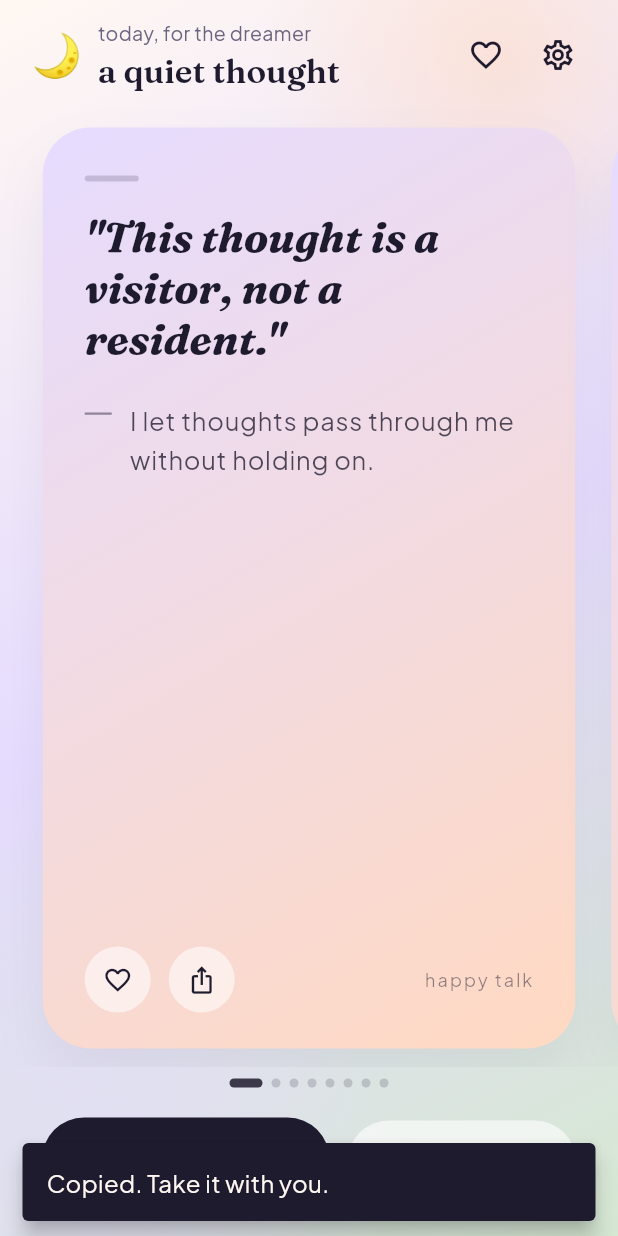
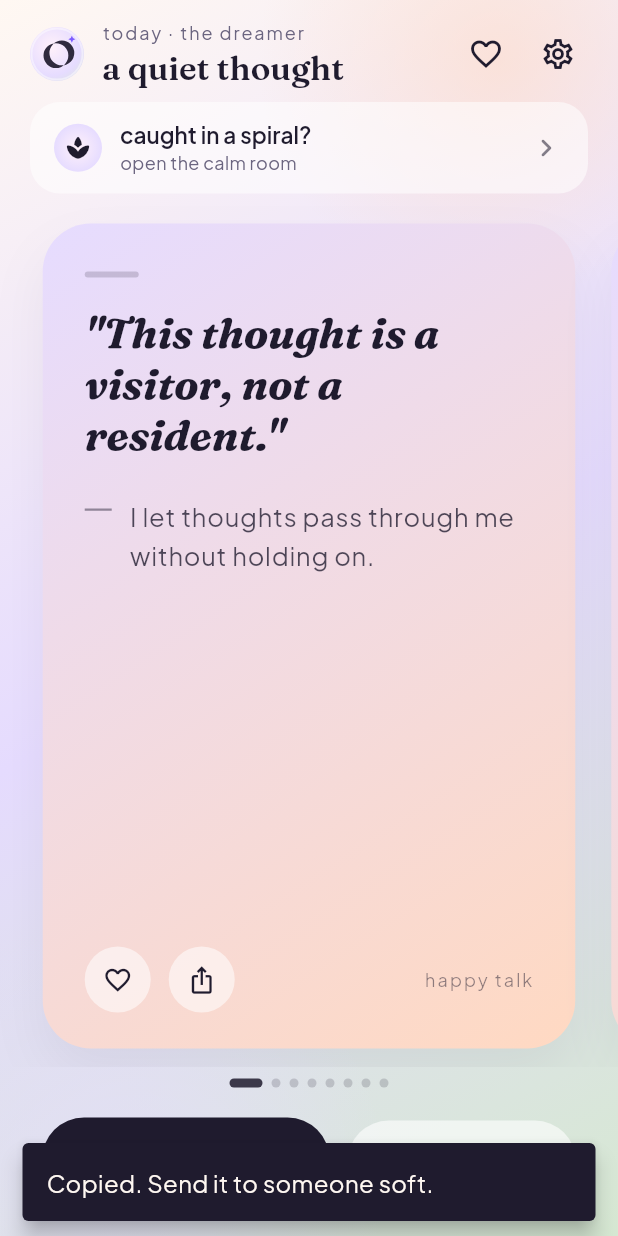
Before and after one commit to alexanderstreet53/Happy-talk, a Flutter app: the HomeScreen screen opened directly with empty values, after a tap on the "ios share" icon, on a phone screen of 412 x 824 dp. Run offline on Flutter 3.47's test engine with Material 3 defaults, Android fonts, the phone set to English and light mode, and no system bars; our stand-ins replace google_fonts, share_plus, shared_preferences; missing offline and left inert: home_widget; accounts and stored records are empty.

Commit message:
Add logo, SOS room, share sheet, iOS Home Screen widget
Logo
- AppLogo CustomPainter: pastel disc + crescent + sparkle, scales clean
- web/icons/logo.svg + web/favicon.svg, used by index.html loader
- Splash and Welcome now use AppLogo instead of the ✨ glyph

SOS room
- Separate quote pool (lib/data/sos_quotes.dart), 12 grounding lines
- New SosScreen: breathing pacer (8s sine cycle), auto-advancing quotes
  with manual tap to step, "I'm okay now" exit
- Entry point on Home: a soft pill below the header

Share with friends + family
- share_plus wired into a ShareService that formats quote + affirmation
- Replaces clipboard on Home, Favorites, and SOS
- Falls back to clipboard if share isn't available (some web contexts)

iPhone Home Screen widget
- home_widget package, WidgetService.push pushes current quote into
  App Group shared storage; safe no-op on web/desktop
- Swift WidgetKit extension at ios/HappyTalkWidget/ with Info.plist
  and entitlements
- Renders quote + affirmation in systemSmall/systemMedium families,
  matched gradient background
- Hourly TimelineProvider refresh; manual updates from app on every
  page change
- README documents the one-time Xcode wiring step

https://claude.ai/code/session_01KRcyk27FrNnRxV17Ax6MxX

```diff
--- /dev/null
+++ b/lib/data/sos_quotes.dart
@@ -0,0 +1,55 @@
+import '../models/quote.dart';
+
+/// SOS quotes — curated for spiraling moments. Different in tone from the
+/// regular feed: shorter sentences, more grounding, more "you are here".
+/// No personality typing — these are for everyone in a hard moment.
+const List<Quote> kSosQuotes = [
+  Quote(
+    text: '"You are safe in this exact second."',
+    affirmation: 'Right now, I am here. Right now, I am okay.',
+  ),
+  Quote(
+    text: '"Your breath knows the way back."',
+    affirmation: 'I breathe in for four. I breathe out for six.',
+  ),
+  Quote(
+    text: '"This wave will pass through you. You don\'t have to push it."',
+    affirmation: 'I let it move. I do not have to fight the feeling.',
+  ),
+  Quote(
+    text: '"You are not your spiraling thoughts. You are the one noticing them."',
+    affirmation: 'I am the watcher, not the storm.',
+  ),
+  Quote(
+    text: '"Feet on the floor. Shoulders down. You are here."',
+    affirmation: 'I land in my body, slowly, kindly.',
+  ),
+  Quote(
+    text: '"Nothing has to be solved tonight. Nothing."',
+    affirmation: 'I lay the problem down. It will keep until morning.',
+  ),
+  Quote(
+    text: '"It is allowed to be too much right now."',
+    affirmation: 'I do not need to make this smaller than it is.',
+  ),
+  Quote(
+    text: '"The next breath is enough. That is the whole task."',
+    affirmation: 'I let the next breath be the only thing.',
+  ),
+  Quote(
+    text: '"You don\'t have to believe these words. Just hear them."',
+    affirmation: 'I let kindness reach me, even now.',
+  ),
+  Quote(
+    text: '"You are still here. That is the bravest thing."',
+    affirmation: 'I stayed. That counts.',
+  ),
+  Quote(
+    text: '"Notice five things you can see. Then four you can hear."',
+    affirmation: 'I find my way back through what is real.',
+  ),
+  Quote(
+    text: '"This thought is loud. It is not the truth."',
+    affirmation: 'Loudness is not proof. I do not have to obey it.',
+  ),
+];
--- a/lib/screens/home_screen.dart
+++ b/lib/screens/home_screen.dart
@@ -4,12 +4,16 @@ import 'package:flutter/services.dart';
 import '../models/personality.dart';
 import '../models/quote.dart';
 import '../services/quote_service.dart';
+import '../services/share_service.dart';
 import '../services/storage_service.dart';
+import '../services/widget_service.dart';
 import '../theme/app_theme.dart';
+import '../widgets/app_logo.dart';
 import '../widgets/gradient_background.dart';
 import '../widgets/primary_button.dart';
 import '../widgets/quote_card.dart';
 import 'favorites_screen.dart';
+import 'sos_screen.dart';
 import 'splash_screen.dart';
 import 'welcome_screen.dart';
 
@@ -35,6 +39,9 @@ class _HomeScreenState extends State<HomeScreen> {
     super.initState();
     _feed = _quotes.shuffledFeed(widget.personality);
     _loadFavorites();
+    if (_feed.isNotEmpty) {
+      WidgetService.push(_feed.first);
+    }
   }
 
   Future<void> _loadFavorites() async {
@@ -55,9 +62,15 @@ class _HomeScreenState extends State<HomeScreen> {
     await StorageService.instance.writeFavorites(next.toList());
   }
 
-  Future<void> _copyQuote(Quote quote) async {
-    await Clipboard.setData(ClipboardData(text: '${quote.text}\n\n${quote.affirmation}'));
-    if (!mounted) return;
+  Future<void> _shareQuote(Quote quote) async {
+    HapticFeedback.selectionClick();
+    final box = context.findRenderObject() as RenderBox?;
+    final origin = box != null
+        ? box.localToGlobal(Offset.zero) & box.size
+        : null;
+    final shared = await const ShareService()
+        .share(quote, sharePositionOrigin: origin);
+    if (!mounted || shared) return;
     ScaffoldMessenger.of(context)
       ..clearSnackBars()
       ..showSnackBar(
@@ -65,7 +78,7 @@ class _HomeScreenState extends State<HomeScreen> {
           behavior: SnackBarBehavior.floating,
           backgroundColor: AppPalette.ink,
           content: Text(
-            'Copied. Take it with you.',
+            'Copied. Send it to someone soft.',
             style: TextStyle(color: AppPalette.cream),
           ),
         ),
@@ -125,16 +138,17 @@ class _HomeScreenState extends State<HomeScreen> {
                 padding: const EdgeInsets.fromLTRB(20, 12, 16, 8),
                 child: Row(
                   children: [
-                    Text(personality.emoji, style: const TextStyle(fontSize: 28)),
-                    const SizedBox(width: 10),
+                    const AppLogo(size: 36, showShadow: false),
+                    const SizedBox(width: 12),
                     Expanded(
                       child: Column(
                         crossAxisAlignment: CrossAxisAlignment.start,
                         children: [
-                          Text('today, for ${personality.title.toLowerCase()}',
-                              style: text.bodyMedium?.copyWith(fontSize: 13)),
-                          Text('a quiet thought',
-                              style: text.headlineSmall),
+                          Text(
+                            'today · ${personality.title.toLowerCase()}',
+                            style: text.bodyMedium?.copyWith(fontSize: 12, letterSpacing: 1.3),
+                          ),
+                          Text('a quiet thought', style: text.headlineSmall),
                         ],
                       ),
                     ),
@@ -153,11 +167,23 @@ class _HomeScreenState extends State<HomeScreen> {
                   ],
                 ),
               ),
+              Padding(
+                padding: const EdgeInsets.fromLTRB(20, 0, 20, 4),
+                child: _SosPill(
+                  onTap: () {
+                    HapticFeedback.lightImpact();
+                    Navigator.of(context).push(fadeRoute(const SosScreen()));
+                  },
+                ),
+              ),
               Expanded(
                 child: PageView.builder(
                   controller: _controller,
                   itemCount: _feed.length,
-                  onPageChanged: (i) => setState(() => _index = i),
+                  onPageChanged: (i) {
+                    setState(() => _index = i);
+                    WidgetService.push(_feed[i]);
+                  },
                   itemBuilder: (_, i) {
                     final quote = _feed[i];
                     final saved = _favorites.contains(quote.text);
@@ -168,7 +194,7 @@ class _HomeScreenState extends State<HomeScreen> {
                         gradient: personality.gradient,
                         isFavorite: saved,
                         onFavorite: () => _toggleFavorite(quote),
-                        onCopy: () => _copyQuote(quote),
+                        onCopy: () => _shareQuote(quote),
                       ),
                     );
                   },
@@ -208,6 +234,58 @@ class _HomeScreenState extends State<HomeScreen> {
                 ),
               ),
               const SizedBox(height: 20),
+            ],
+          ),
+        ),
+      ),
+    );
+  }
+}
+
+class _SosPill extends StatelessWidget {
+  const _SosPill({required this.onTap});
+
+  final VoidCallback onTap;
+
+  @override
+  Widget build(BuildContext context) {
+    final text = Theme.of(context).textTheme;
+    return Material(
+      color: Colors.white.withOpacity(0.55),
+      borderRadius: BorderRadius.circular(20),
+      child: InkWell(
+        borderRadius: BorderRadius.circular(20),
+        onTap: onTap,
+        child: Padding(
+          padding: const EdgeInsets.symmetric(horizontal: 16, vertical: 12),
+          child: Row(
+            children: [
+              Container(
+                width: 32,
+                height: 32,
+                decoration: BoxDecoration(
+                  shape: BoxShape.circle,
+                  gradient: const RadialGradient(
+                    colors: [Color(0xFFFFF1FA), Color(0xFFE6DCFF)],
+                  ),
+                ),
+                child: const Icon(Icons.spa_rounded,
+                    size: 18, color: AppPalette.ink),
+              ),
+              const SizedBox(width: 12),
+              Expanded(
+                child: Column(
+                  crossAxisAlignment: CrossAxisAlignment.start,
+                  children: [
+                    Text('caught in a spiral?',
+                        style: text.titleLarge?.copyWith(fontSize: 15)),
+                    Text('open the calm room',
+                        style: text.bodyMedium?.copyWith(fontSize: 12)),
+                  ],
+                ),
+              ),
+              Icon(Icons.chevron_right_rounded,
+                  color: AppPalette.ink.withOpacity(0.55)),
             ],
           ),
         ),
--- /dev/null
+++ b/lib/services/share_service.dart
@@ -0,0 +1,33 @@
+import 'package:flutter/services.dart';
+import 'package:share_plus/share_plus.dart';
+
+import '../models/quote.dart';
+
+/// Wraps the system share sheet so callers can pass a `Quote` and we
+/// format it consistently. Falls back to the clipboard if sharing isn't
+/// available (e.g. some web browsers without the Web Share API).
+class ShareService {
+  const ShareService();
+
+  String _format(Quote quote) {
+    return '${quote.text}\n\n${quote.affirmation}\n\n— from Happy Talk';
+  }
+
+  /// Returns true if the share sheet was opened, false if we fell back
+  /// to the clipboard.
+  Future<bool> share(Quote quote, {Rect? sharePositionOrigin}) async {
+    final body = _format(quote);
+    try {
+      final result = await Share.share(
+        body,
+        subject: 'A small reminder',
+        sharePositionOrigin: sharePositionOrigin,
+      );
+      return result.status == ShareResultStatus.success ||
+          result.status == ShareResultStatus.dismissed;
+    } catch (_) {
+      await Clipboard.setData(ClipboardData(text: body));
+      return false;
+    }
+  }
+}
--- /dev/null
+++ b/lib/services/widget_service.dart
@@ -0,0 +1,59 @@
+import 'dart:io' show Platform;
+
+import 'package:flutter/foundation.dart' show kIsWeb;
+import 'package:home_widget/home_widget.dart';
+
+import '../models/quote.dart';
+
+/// Pushes the current quote into the iOS App Group / Android shared prefs
+/// so the native Home Screen widget can render it.
+///
+/// On any platform without a configured native widget (web, desktop, or
+/// before the Xcode/Gradle setup is done) the calls quietly no-op, so
+/// this is safe to call from anywhere.
+class WidgetService {
+  static const String appGroupId = 'group.com.happytalk.shared';
+  static const String iosWidgetName = 'HappyTalkWidget';
+  static const String androidWidgetProvider = 'HappyTalkWidgetProvider';
+
+  static const String _kQuoteText = 'happy_talk_quote_text';
+  static const String _kAffirmation = 'happy_talk_affirmation';
+
+  static bool _initialized = false;
+
+  static bool get _isMobile {
+    if (kIsWeb) return false;
+    try {
+      return Platform.isIOS || Platform.isAndroid;
+    } catch (_) {
+      return false;
+    }
+  }
+
+  static Future<void> _ensureInit() async {
+    if (_initialized || !_isMobile) return;
+    try {
+      await HomeWidget.setAppGroupId(appGroupId);
+      _initialized = true;
+    } catch (_) {
+      // Plugin missing, simulator without app group, etc. — silently ignore.
+    }
+  }
+
+  /// Push a quote to the home screen widget. Safe to call repeatedly;
+  /// repeats with the same content are cheap.
+  static Future<void> push(Quote quote) async {
+    if (!_isMobile) return;
+    await _ensureInit();
+    try {
+      await HomeWidget.saveWidgetData<String>(_kQuoteText, quote.text);
+      await HomeWidget.saveWidgetData<String>(_kAffirmation, quote.affirmation);
+      await HomeWidget.updateWidget(
+        name: androidWidgetProvider,
+        iOSName: iosWidgetName,
+      );
+    } catch (_) {
+      // Widget extension not set up yet — that's fine.
+    }
+  }
+}
--- /dev/null
+++ b/lib/widgets/app_logo.dart
@@ -0,0 +1,111 @@
+import 'package:flutter/material.dart';
+
+import '../theme/app_theme.dart';
+
+/// Brand mark for Happy Talk.
+///
+/// Soft pastel disc with a crescent inside (the calm) and a sparkle near
+/// the top-right (the moment of softness). Painted, so it scales perfectly
+/// at any size with no asset weight.
+class AppLogo extends StatelessWidget {
+  const AppLogo({super.key, this.size = 96, this.showShadow = true});
+
+  final double size;
+  final bool showShadow;
+
+  @override
+  Widget build(BuildContext context) {
+    final disc = SizedBox.square(
+      dimension: size,
+      child: CustomPaint(painter: _LogoPainter()),
+    );
+
+    if (!showShadow) return disc;
+    return Container(
+      width: size,
+      height: size,
+      decoration: BoxDecoration(
+        shape: BoxShape.circle,
+        boxShadow: [
+          BoxShadow(
+            color: AppPalette.ink.withOpacity(0.10),
+            blurRadius: 24,
+            offset: const Offset(0, 14),
+          ),
+        ],
+      ),
+      child: disc,
+    );
+  }
+}
+
+class _LogoPainter extends CustomPainter {
+  @override
+  void paint(Canvas canvas, Size size) {
+    final r = size.width / 2;
+    final center = Offset(r, r);
+
+    // Outer pastel disc.
+    final discRect = Rect.fromCircle(center: center, radius: r);
+    canvas.drawCircle(
+      center,
+      r,
+      Paint()
+        ..shader = const RadialGradient(
+          center: Alignment(-0.2, -0.25),
+          radius: 0.95,
+          colors: [
+            Color(0xFFFFF1FA),
+            Color(0xFFE6DCFF),
+            Color(0xFFD6E8D2),
+          ],
+          stops: [0.0, 0.55, 1.0],
+        ).createShader(discRect),
+    );
+
+    // Inner highlight ring for that soft glass feel.
+    canvas.drawCircle(
+      center,
+      r - 1,
+      Paint()
+        ..style = PaintingStyle.stroke
+        ..strokeWidth = 1.2
+        ..color = Colors.white.withOpacity(0.45),
+    );
+
+    // Crescent moon (the brand mark): two overlapping circles, even-odd fill.
+    final crescentR = r * 0.46;
+    final crescent = Path()
+      ..fillType = PathFillType.evenOdd
+      ..addOval(Rect.fromCircle(
+        center: center.translate(-r * 0.04, r * 0.06),
+        radius: crescentR,
+      ))
+      ..addOval(Rect.fromCircle(
+        center: center.translate(r * 0.18, -r * 0.04),
+        radius: crescentR,
+      ));
+    canvas.drawPath(
+      crescent,
+      Paint()..color = AppPalette.ink.withOpacity(0.92),
+    );
+
+    // Sparkle near the top-right, just inside the disc.
+    final sparkleCenter = center.translate(r * 0.55, -r * 0.55);
+    final sp = r * 0.13;
+    final sparkle = Path()
+      ..moveTo(sparkleCenter.dx, sparkleCenter.dy - sp)
+      ..lineTo(sparkleCenter.dx + sp * 0.32, sparkleCenter.dy - sp * 0.32)
+      ..lineTo(sparkleCenter.dx + sp, sparkleCenter.dy)
+      ..lineTo(sparkleCenter.dx + sp * 0.32, sparkleCenter.dy + sp * 0.32)
+      ..lineTo(sparkleCenter.dx, sparkleCenter.dy + sp)
+      ..lineTo(sparkleCenter.dx - sp * 0.32, sparkleCenter.dy + sp * 0.32)
+      ..lineTo(sparkleCenter.dx - sp, sparkleCenter.dy)
+      ..lineTo(sparkleCenter.dx - sp * 0.32, sparkleCenter.dy - sp * 0.32)
+      ..close();
+    canvas.drawPath(sparkle, Paint()..color = AppPalette.accent);
+  }
+
+  @override
+  bool shouldRepaint(covariant _LogoPainter oldDelegate) => false;
+}
--- a/pubspec.yaml
+++ b/pubspec.yaml
@@ -13,6 +13,8 @@ dependencies:
   cupertino_icons: ^1.0.6
   google_fonts: ^6.2.1
   shared_preferences: ^2.2.2
+  share_plus: ^10.1.4
+  home_widget: ^0.7.0
 
 dev_dependencies:
   flutter_test:
```
Also changed, not shown: lib/screens/favorites_screen.dart (+30 -5 lines), lib/screens/sos_screen.dart (added, +267 -0 lines), lib/screens/splash_screen.dart (+3 -6 lines), lib/screens/welcome_screen.dart (+14 -3 lines), 7 other files.
